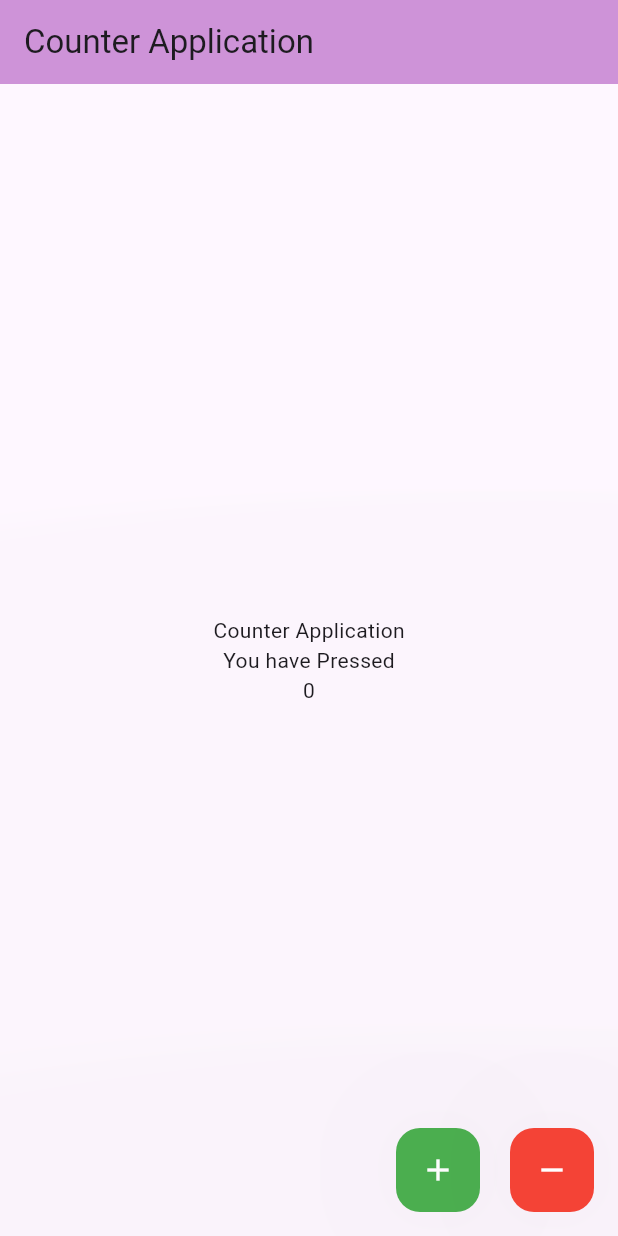
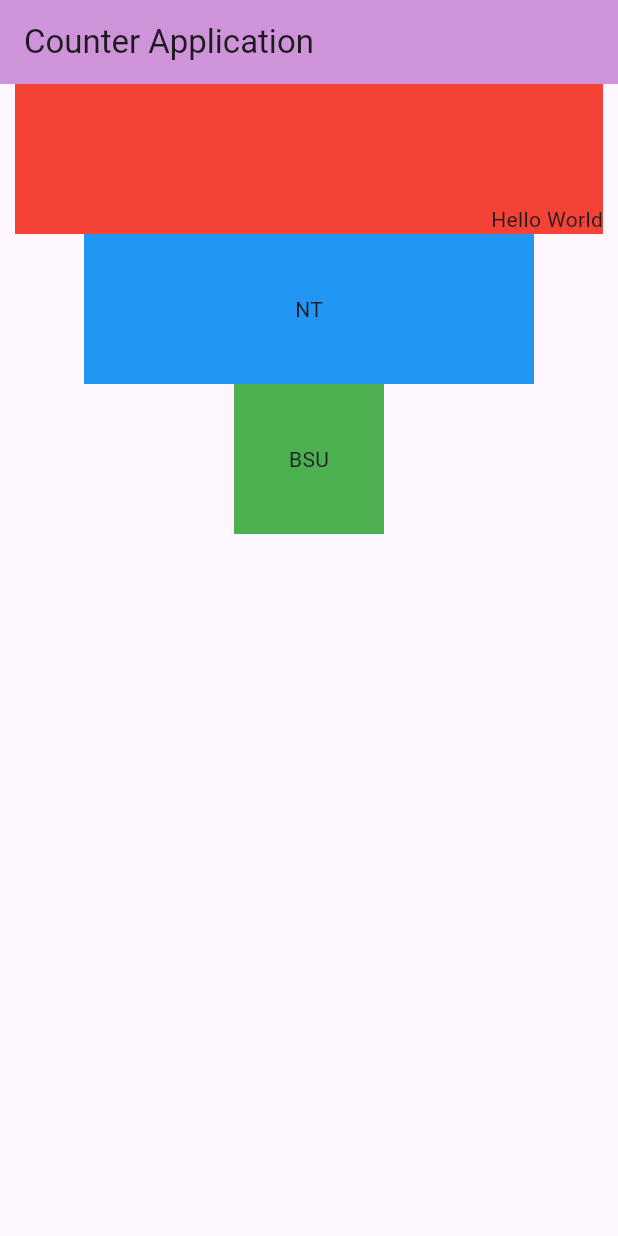
Before and after one commit to migol06/NT-Learning-Flutter, a Flutter app: the screen it shows after launch, on a phone screen of 412 x 824 dp. Run offline on Flutter 3.47's test engine with Material 3 defaults, Android fonts, the phone set to English and light mode, and no system bars.

Commit message:
Container

```diff
--- a/lib/main.dart
+++ b/lib/main.dart
@@ -1,4 +1,5 @@
 import 'package:flutter/material.dart';
+import 'package:sample/my_container.dart';
 
 void main() {
   runApp(const MyApp());
@@ -38,46 +39,24 @@ class _MyHomePageState extends State<MyHomePage> {
         title: const Text('Counter Application'),
         backgroundColor: Colors.purple[200],
       ),
-      body: Center(
-        child: Column(
-          mainAxisAlignment: MainAxisAlignment.center,
-          children: [
-            Text('Counter Application'),
-            Text('You have Pressed'),
-            Text(counter.toString()),
-          ],
-        ),
-      ),
-      floatingActionButton: Row(
-        mainAxisAlignment: MainAxisAlignment.end,
+      body: const Column(
+        // mainAxisAlignment: MainAxisAlignment.center,
         children: [
-          FloatingActionButton(
-            onPressed: () {
-              setState(() {
-                counter++;
-              });
-            },
-            child: Icon(Icons.add),
-            tooltip: 'Increment',
-            backgroundColor: Colors.green,
-            foregroundColor: Colors.white,
-            elevation: 1000.0,
+          MyContainer(
+            text: 'Hello World',
+            color: Colors.red,
+            width: double.infinity,
+            alignment: Alignment.bottomRight,
           ),
-          SizedBox(
-            width: 20,
+          MyContainer(
+            text: 'NT',
+            color: Colors.blue,
+            width: 300,
           ),
-          FloatingActionButton(
-            onPressed: () {
-              setState(() {
-                counter--;
-              });
-            },
-            child: Icon(Icons.remove),
-            tooltip: 'Decrement',
-            backgroundColor: Colors.red,
-            foregroundColor: Colors.white,
-            elevation: 1000.0,
-          ),
+          MyContainer(
+            text: 'BSU',
+            color: Colors.green,
+          )
         ],
       ),
     );
--- /dev/null
+++ b/lib/my_container.dart
@@ -0,0 +1,30 @@
+import 'package:flutter/material.dart';
+
+class MyContainer extends StatelessWidget {
+  const MyContainer(
+      {super.key,
+      required this.text,
+      required this.color,
+      this.height = 100,
+      this.width = 100,
+      this.alignment = Alignment.center});
+
+  final String text;
+  final Color color;
+  final double height;
+  final double width;
+  final AlignmentGeometry alignment;
+
+  @override
+  Widget build(BuildContext context) {
+    return Container(
+      height: height,
+      width: width,
+      color: color,
+      margin: const EdgeInsets.fromLTRB(10, 0, 10, 0),
+      alignment: alignment,
+      child: Text(text),
+      // foregroundDecoration: BoxDecoration(),
+    );
+  }
+}
```
